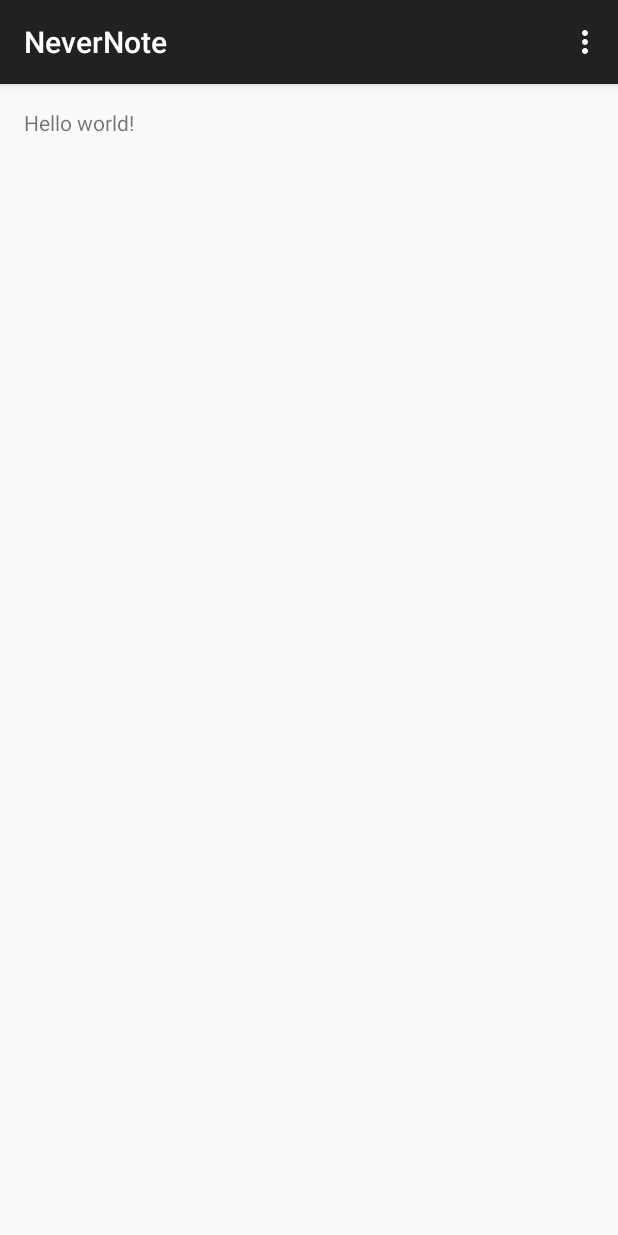
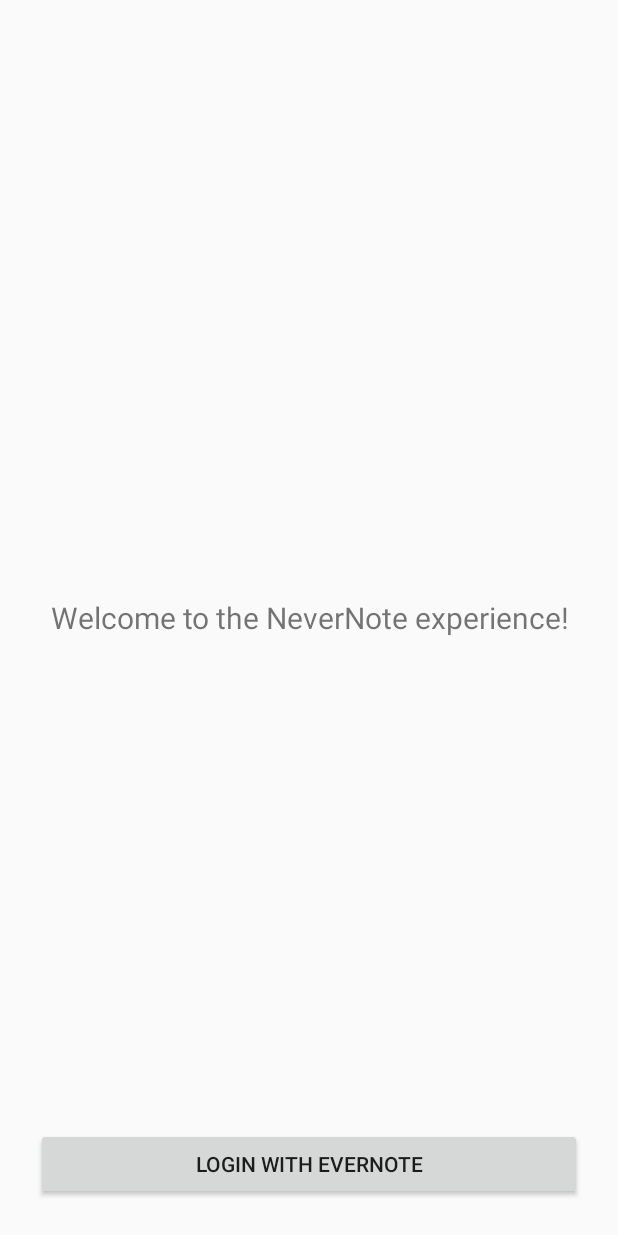
Before and after one commit to rtornero/NeverNote, an Android app: the screen it shows after launch (NeverNoteLoginActivity), on a phone screen of 412 x 824 dp. Run offline under Robolectric (Android 15) with nearby library versions, the phone set to English and light mode, and no system bars; libraries missing offline, so code that uses them is left out: com.evernote.client; 1 statement that could not run was skipped.

Commit message:
Evernote authentication process
First approach on Evernote authentication process. Using MVP for a
better structure. API is connected an authorized. Need to resolve
FragmentActivity callback and notify its Fragment’s presenter.

```diff
--- a/app/src/main/java/com/nevernote/NeverNoteLoginActivity.java
+++ /dev/null
@@ -1,38 +0,0 @@
-package com.nevernote;
-
-import android.support.v7.app.AppCompatActivity;
-import android.os.Bundle;
-import android.view.Menu;
-import android.view.MenuItem;
-
-public class NeverNoteLoginActivity extends AppCompatActivity {
-
-    @Override
-    protected void onCreate(Bundle savedInstanceState) {
-        super.onCreate(savedInstanceState);
-        setContentView(R.layout.activity_never_note_login);
-    }
-
-
-    @Override
-    public boolean onCreateOptionsMenu(Menu menu) {
-        // Inflate the menu; this adds items to the action bar if it is present.
-        getMenuInflater().inflate(R.menu.menu_never_note_login, menu);
-        return true;
-    }
-
-    @Override
-    public boolean onOptionsItemSelected(MenuItem item) {
-        // Handle action bar item clicks here. The action bar will
-        // automatically handle clicks on the Home/Up button, so long
-        // as you specify a parent activity in AndroidManifest.xml.
-        int id = item.getItemId();
-
-        //noinspection SimplifiableIfStatement
-        if (id == R.id.action_settings) {
-            return true;
-        }
-
-        return super.onOptionsItemSelected(item);
-    }
-}
--- a/app/src/main/java/com/nevernote/NeverNoteLoginActivityFragment.java
+++ /dev/null
@@ -1,22 +0,0 @@
-package com.nevernote;
-
-import android.support.v4.app.Fragment;
-import android.os.Bundle;
-import android.view.LayoutInflater;
-import android.view.View;
-import android.view.ViewGroup;
-
-/**
- * A placeholder fragment containing a simple view.
- */
-public class NeverNoteLoginActivityFragment extends Fragment {
-
-    public NeverNoteLoginActivityFragment() {
-    }
-
-    @Override
-    public View onCreateView(LayoutInflater inflater, ViewGroup container,
-                             Bundle savedInstanceState) {
-        return inflater.inflate(R.layout.fragment_never_note_login, container, false);
-    }
-}
--- /dev/null
+++ b/app/src/main/java/com/nevernote/fragments/NeverNoteLoginFragment.java
@@ -0,0 +1,102 @@
+/*
+The MIT License (MIT)
+
+Copyright (c) 2015 Roberto Tornero
+
+Permission is hereby granted, free of charge, to any person obtaining a copy
+of this software and associated documentation files (the "Software"), to deal
+in the Software without restriction, including without limitation the rights
+to use, copy, modify, merge, publish, distribute, sublicense, and/or sell
+copies of the Software, and to permit persons to whom the Software is
+furnished to do so, subject to the following conditions:
+
+The above copyright notice and this permission notice shall be included in
+all copies or substantial portions of the Software.
+
+THE SOFTWARE IS PROVIDED "AS IS", WITHOUT WARRANTY OF ANY KIND, EXPRESS OR
+IMPLIED, INCLUDING BUT NOT LIMITED TO THE WARRANTIES OF MERCHANTABILITY,
+FITNESS FOR A PARTICULAR PURPOSE AND NONINFRINGEMENT. IN NO EVENT SHALL THE
+AUTHORS OR COPYRIGHT HOLDERS BE LIABLE FOR ANY CLAIM, DAMAGES OR OTHER
+LIABILITY, WHETHER IN AN ACTION OF CONTRACT, TORT OR OTHERWISE, ARISING FROM,
+OUT OF OR IN CONNECTION WITH THE SOFTWARE OR THE USE OR OTHER DEALINGS IN
+THE SOFTWARE.
+ */
+package com.nevernote.fragments;
+
+import android.support.v4.app.Fragment;
+import android.os.Bundle;
+import android.support.v4.app.FragmentActivity;
+import android.util.Log;
+import android.view.LayoutInflater;
+import android.view.View;
+import android.view.ViewGroup;
+import android.widget.Button;
+
+import com.evernote.client.android.login.EvernoteLoginFragment;
+import com.nevernote.R;
+import com.nevernote.presenters.NeverNoteLoginPresenterImpl;
+import com.nevernote.views.NeverNoteLoginView;
+
+/**
+ * Created by Roberto on 23/7/15.
+ */
+public class NeverNoteLoginFragment extends Fragment implements NeverNoteLoginView, View.OnClickListener {
+
+    public static final String TAG = NeverNoteLoginFragment.class.getSimpleName();
+
+    private NeverNoteLoginPresenterImpl loginPresenter;
+
+    private Button loginButton;
+
+    public NeverNoteLoginFragment() {}
+
+    @Override
+    public void onCreate(Bundle savedInstanceState){
+
+        super.onCreate(savedInstanceState);
+        loginPresenter = new NeverNoteLoginPresenterImpl(this);
+    }
+
+    @Override
+    public View onCreateView(LayoutInflater inflater, ViewGroup container,
+                             Bundle savedInstanceState) {
+        return inflater.inflate(R.layout.fragment_never_note_login, container, false);
+    }
+
+    @Override
+    public void onViewCreated(View view, Bundle savedInstanceState){
+
+        super.onViewCreated(view, savedInstanceState);
+
+        loginButton = (Button) view.findViewById(R.id.fragment_never_note_login_button);
+        loginButton.setOnClickListener(this);
+    }
+
+    @Override
+    public void onClick(View v) {
+
+        if (v.getId() == R.id.fragment_never_note_login_button)
+            loginPresenter.onEvernoteAuthenticate(getActivity());
+    }
+
+
+
+    @Override
+    public void enableLoginButton() {
+        loginButton.setEnabled(true);
+    }
+
+    @Override
+    public void disableLoginButton() {
+        loginButton.setEnabled(false);
+    }
+
+    @Override
+    public void onDestroy(){
+
+        super.onDestroy();
+        loginPresenter.setLoginView(null);
+        loginPresenter = null;
+    }
+
+}
--- a/app/src/main/res/layout/fragment_never_note_login.xml
+++ b/app/src/main/res/layout/fragment_never_note_login.xml
@@ -1,12 +1,26 @@
 <RelativeLayout xmlns:android="http://schemas.android.com/apk/res/android"
-    xmlns:tools="http://schemas.android.com/tools" android:layout_width="match_parent"
-    android:layout_height="match_parent" android:paddingLeft="@dimen/activity_horizontal_margin"
+    xmlns:tools="http://schemas.android.com/tools"
+    android:layout_width="match_parent"
+    android:layout_height="match_parent"
+    android:paddingLeft="@dimen/activity_horizontal_margin"
     android:paddingRight="@dimen/activity_horizontal_margin"
     android:paddingTop="@dimen/activity_vertical_margin"
     android:paddingBottom="@dimen/activity_vertical_margin"
-    tools:context=".NeverNoteLoginActivityFragment">
+    tools:context=".fragments.NeverNoteLoginFragment">
 
-    <TextView android:text="@string/hello_world" android:layout_width="wrap_content"
-        android:layout_height="wrap_content" />
+    <TextView
+        android:text="@string/welcome"
+        android:layout_width="match_parent"
+        android:layout_height="wrap_content"
+        android:gravity="center"
+        android:layout_centerInParent="true"
+        android:textSize="@dimen/text_size_large"/>
+
+    <Button
+        android:id="@+id/fragment_never_note_login_button"
+        android:layout_width="match_parent"
+        android:layout_height="wrap_content"
+        android:text="@string/evernote_login"
+        android:layout_alignParentBottom="true"/>
 
 </RelativeLayout>
--- a/app/src/main/res/menu/menu_never_note_login.xml
+++ /dev/null
@@ -1,6 +0,0 @@
-<menu xmlns:android="http://schemas.android.com/apk/res/android"
-    xmlns:app="http://schemas.android.com/apk/res-auto"
-    xmlns:tools="http://schemas.android.com/tools" tools:context=".NeverNoteLoginActivity">
-    <item android:id="@+id/action_settings" android:title="@string/action_settings"
-        android:orderInCategory="100" app:showAsAction="never" />
-</menu>
--- a/app/src/main/res/values/dimens.xml
+++ b/app/src/main/res/values/dimens.xml
@@ -1,5 +1,7 @@
 <resources>
     <!-- Default screen margins, per the Android Design guidelines. -->
-    <dimen name="activity_horizontal_margin">16dp</dimen>
-    <dimen name="activity_vertical_margin">16dp</dimen>
+    <dimen name="activity_horizontal_margin">24dp</dimen>
+    <dimen name="activity_vertical_margin">24dp</dimen>
+
+    <dimen name="text_size_large">20sp</dimen>
 </resources>
--- a/app/src/main/res/values/strings.xml
+++ b/app/src/main/res/values/strings.xml
@@ -1,5 +1,5 @@
 <resources>
     <string name="app_name">NeverNote</string>
-    <string name="hello_world">Hello world!</string>
-    <string name="action_settings">Settings</string>
+    <string name="welcome">Welcome to the NeverNote experience!</string>
+    <string name="evernote_login">Login with Evernote</string>
 </resources>
--- a/app/src/main/res/values/styles.xml
+++ b/app/src/main/res/values/styles.xml
@@ -1,7 +1,12 @@
 <resources>
 
-    <!-- Base application theme. -->
-    <style name="AppTheme" parent="Theme.AppCompat.Light.DarkActionBar">
+    <!-- Login activity theme, with no action bar -->
+    <style name="NeverNoteLoginTheme" parent="Theme.AppCompat.Light.NoActionBar">
+        <!-- Customize your theme here. -->
+    </style>
+
+    <!-- Main activity theme, with action bar for presenting options menu -->
+    <style name="NeverNoteMainTheme" parent="Theme.AppCompat.Light.DarkActionBar">
         <!-- Customize your theme here. -->
     </style>
 
```
Also changed, not shown: app/build.gradle (+9 -0 lines), app/src/main/AndroidManifest.xml (+4 -4 lines), app/src/main/java/com/nevernote/NeverNoteApplication.java (added, +52 -0 lines), app/src/main/java/com/nevernote/activities/NeverNoteLoginActivity.java (added, +58 -0 lines), app/src/main/java/com/nevernote/presenters/NeverNoteLoginPresenterImpl.java (added, +53 -0 lines), app/src/main/java/com/nevernote/presenters/interfaces/NeverNoteLoginPresenter.java (added, +37 -0 lines), app/src/main/java/com/nevernote/views/NeverNoteLoginView.java (added, +34 -0 lines), app/src/main/res/layout/activity_never_note_login.xml (+5 -3 lines), 1 other file.
